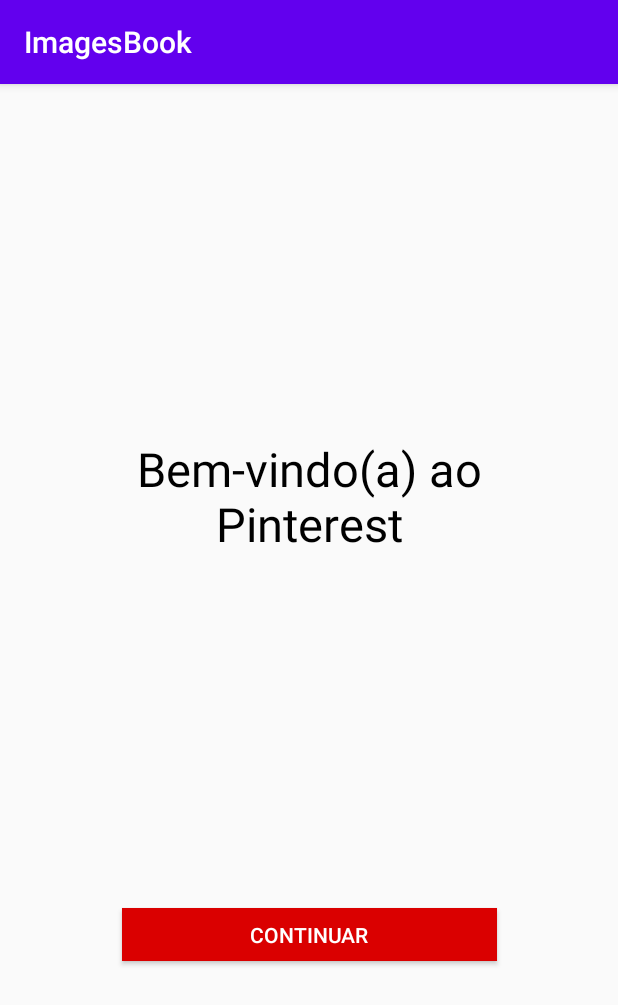
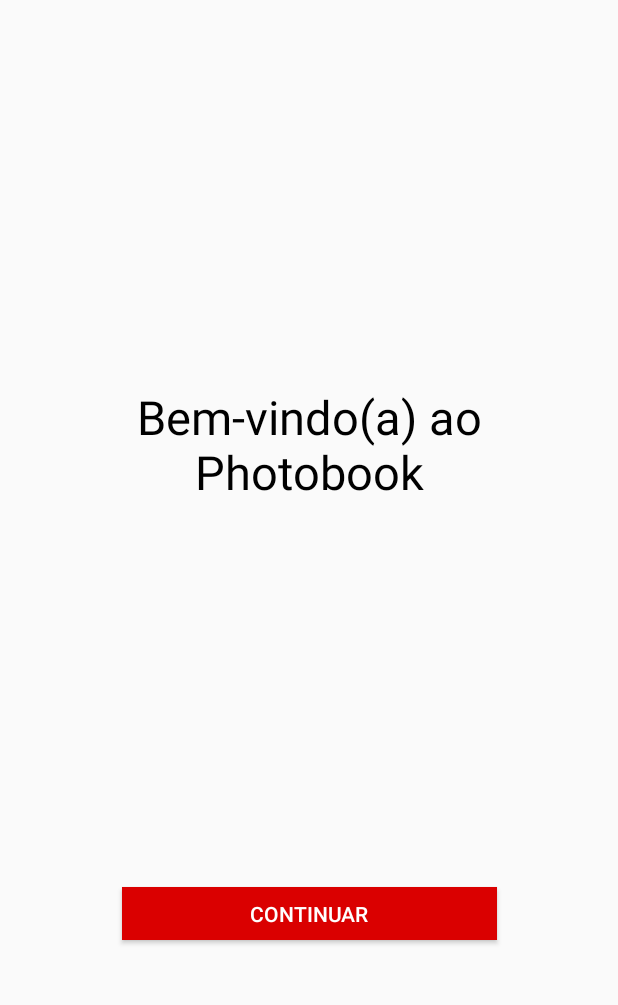
Before and after one commit to danihmello06/imagesbook, an Android app: the screen it shows after launch (MainActivity), on a phone screen of 412 x 824 dp. Shown: the top 1005 px of the screen. Run offline under Robolectric (Android 15) with nearby library versions, the phone set to English and light mode, and no system bars.

Commit message:
feat: initial navigation

```diff
--- a/app/build.gradle
+++ b/app/build.gradle
@@ -35,5 +35,7 @@ dependencies {
     testImplementation 'junit:junit:4.12'
     androidTestImplementation 'androidx.test.ext:junit:1.1.1'
     androidTestImplementation 'androidx.test.espresso:espresso-core:3.2.0'
-
+    implementation 'com.squareup.retrofit2:retrofit:2.6.1'
+    implementation 'com.squareup.retrofit2:converter-gson:2.6.1'
+    implementation 'com.squareup.okhttp3:logging-interceptor:4.2.0'
 }
--- a/app/src/main/java/com/example/imagesbook/front/MainActivity.kt
+++ b/app/src/main/java/com/example/imagesbook/front/MainActivity.kt
@@ -9,9 +9,7 @@ class MainActivity : AppCompatActivity() {
     override fun onCreate(savedInstanceState: Bundle?) {
 
         super.onCreate(savedInstanceState)
-
         setContentView(R.layout.activity_main)
-
 
     }
 
--- a/app/src/main/res/layout/wellcome.xml
+++ b/app/src/main/res/layout/wellcome.xml
@@ -11,7 +11,7 @@
         android:id="@+id/tvBemVindo"
         android:layout_width="wrap_content"
         android:layout_height="wrap_content"
-        android:text="@string/bem_vindo_pinterest"
+        android:text="@string/bem_vindo_photobook"
         android:textSize="31dp"
         android:textAlignment="center"
         android:textColor="#000000"
--- a/app/src/main/res/navigation/navigation.xml
+++ b/app/src/main/res/navigation/navigation.xml
@@ -26,5 +26,13 @@
         <action
             android:id="@+id/action_wellcome_to_createAccount"
             app:destination="@id/createAccount" />
+        <action
+            android:id="@+id/action_wellcome_to_login"
+            app:destination="@id/login" />
     </fragment>
+    <fragment
+        android:id="@+id/login"
+        android:name="com.example.imagesbook.front.Login"
+        android:label="login"
+        tools:layout="@layout/login" />
 </navigation>
--- a/app/src/main/res/values/strings.xml
+++ b/app/src/main/res/values/strings.xml
@@ -1,13 +1,13 @@
 <resources>
     <string name="app_name">ImagesBook</string>
-    <string name="bem_vindo_pinterest">Bem-vindo(a) ao\nPinterest</string>
+    <string name="bem_vindo_photobook">Bem-vindo(a) ao\nPhotobook</string>
     <string name="endereco_email">Endereço de email</string>
     <string name="botao_continuar">Continuar</string>
     <string name="criar_senha">Criar uma senha</string>
     <string name="avancar">Avançar</string>
     <string name="password">Senha</string>
     <string name="realizar_login">Login</string>
-    <string name="email_tela_login">E-mail</string>
+    <string name="login_email">E-mail</string>
     <string name="entrar">Entrar</string>
     <!-- TODO: Remove or change this placeholder text -->
     <string name="hello_blank_fragment">Hello blank fragment</string>
--- a/app/src/main/res/values/styles.xml
+++ b/app/src/main/res/values/styles.xml
@@ -1,10 +1,10 @@
 <resources>
     <!-- Base application theme. -->
-    <style name="AppTheme" parent="Theme.AppCompat.Light.DarkActionBar">
-        <!-- Customize your theme here. -->
+    <style name="AppTheme" parent="Theme.AppCompat.Light.NoActionBar">
+        <!-- Customize your theme here.
         <item name="colorPrimary">@color/colorPrimary</item>
         <item name="colorPrimaryDark">@color/colorPrimaryDark</item>
-        <item name="colorAccent">@color/colorAccent</item>
+        <item name="colorAccent">@color/colorAccent</item> -->
     </style>
 
 </resources>
```
Also changed, not shown: app/src/main/java/com/example/imagesbook/backend/data/remote/UserService.kt (added, +19 -0 lines), app/src/main/java/com/example/imagesbook/backend/data/remote/UserServiceFactory.kt (added, +27 -0 lines), app/src/main/java/com/example/imagesbook/backend/model/User.kt (added, +12 -0 lines), app/src/main/java/com/example/imagesbook/front/Login.kt (added, +18 -0 lines), app/src/main/res/layout/login.xml (added, +86 -0 lines).
